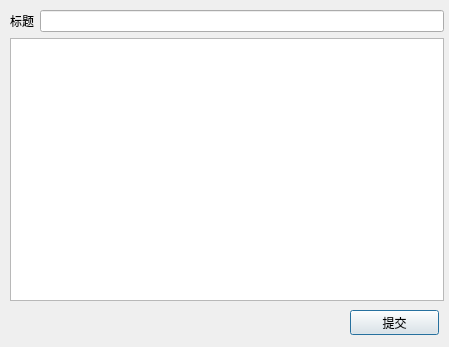
Above: src/game/ui/missioneditor.ui from SingingRivulet/Smoothly before the change. Below: the same form after it.
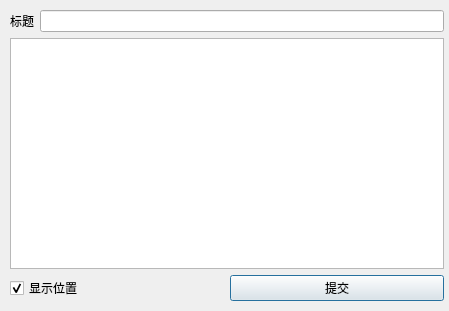
That is the form after the change.

What changed in the file:
```diff
--- a/src/game/ui/missioneditor.ui
+++ b/src/game/ui/missioneditor.ui
@@ -7,7 +7,7 @@
     <x>0</x>
     <y>0</y>
     <width>449</width>
-    <height>347</height>
+    <height>311</height>
    </rect>
   </property>
   <property name="windowTitle">
@@ -40,20 +40,28 @@
     <item>
      <widget class="QTextEdit" name="textEdit"/>
     </item>
-   </layout>
-  </widget>
+    <item>
+     <layout class="QHBoxLayout" name="horizontalLayout">
+      <item>
+       <widget class="QCheckBox" name="checkBox_showPosi">
+        <property name="text">
+         <string>显示位置</string>
+        </property>
+        <property name="checked">
+         <bool>true</bool>
+        </property>
+       </widget>
+      </item>
+      <item>
   <widget class="QPushButton" name="pushButton">
-   <property name="geometry">
-    <rect>
-     <x>350</x>
-     <y>310</y>
-     <width>89</width>
-     <height>25</height>
-    </rect>
-   </property>
    <property name="text">
     <string>提交</string>
    </property>
+       </widget>
+      </item>
+     </layout>
+    </item>
+   </layout>
   </widget>
  </widget>
  <resources/>
```
Lines whose indentation alone changed are shown as unchanged.
